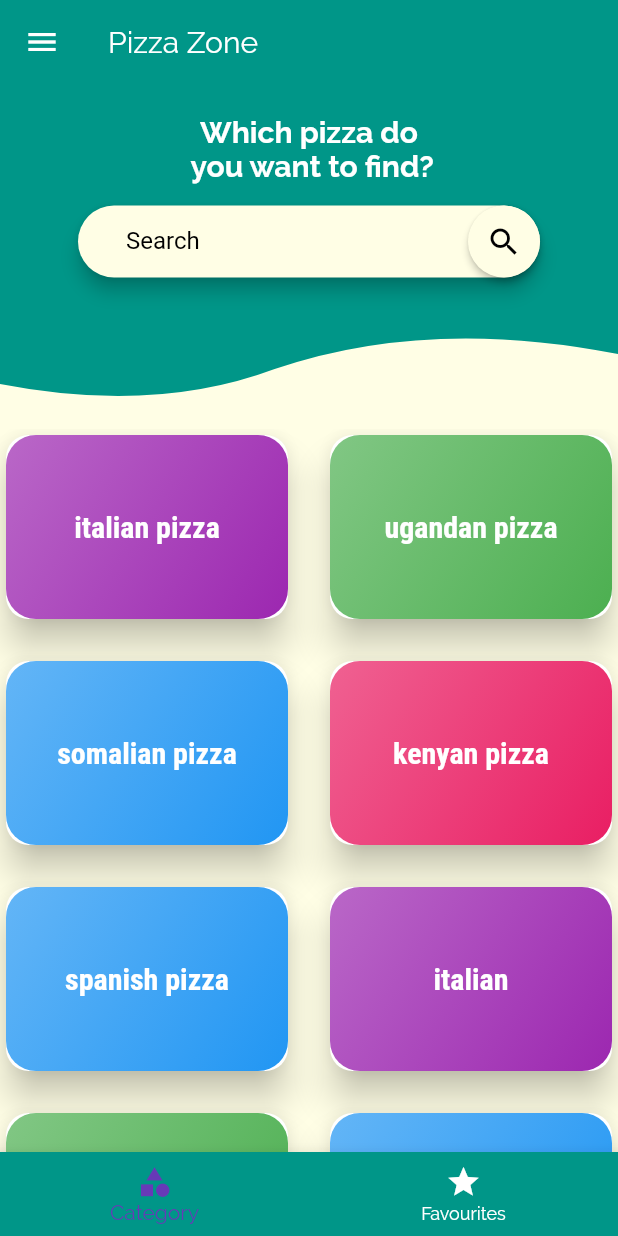
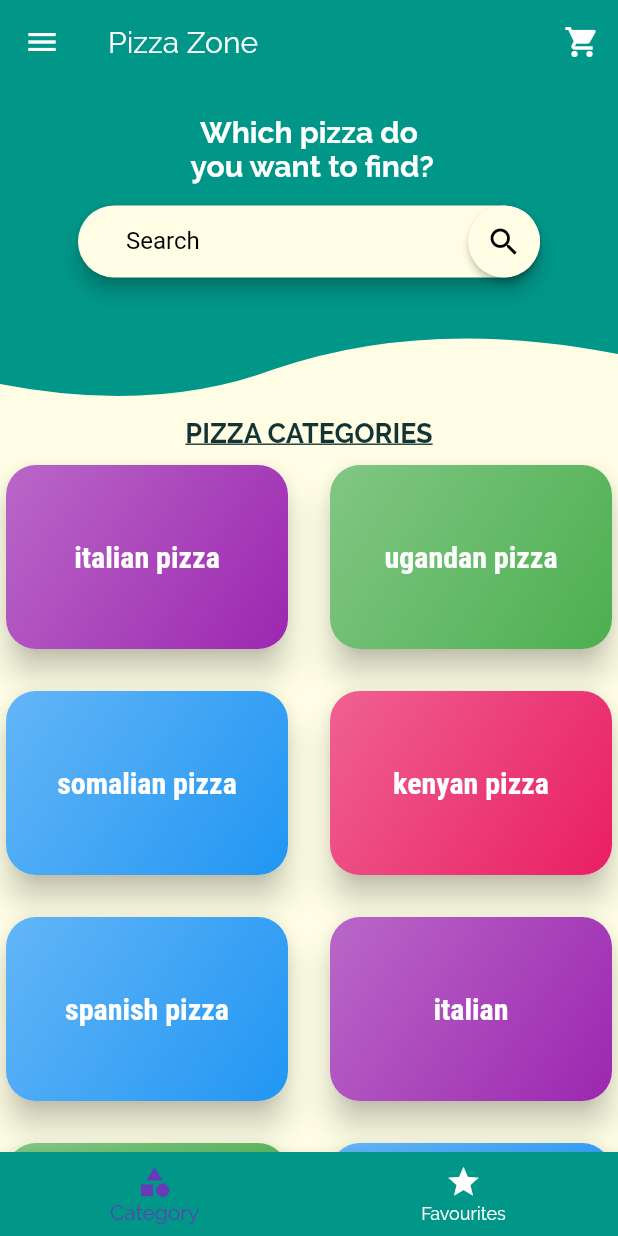
Before and after one commit to shiduu/flutter-pizza-app-UI, a Flutter app: the screen it shows after launch, on a phone screen of 412 x 824 dp. Run offline on Flutter 3.47's test engine with Material 2 defaults, Android fonts, the phone set to English and light mode, and no system bars.

Commit message:
cat item commit

```diff
--- a/lib/screens/bottompart_cat.dart
+++ b/lib/screens/bottompart_cat.dart
@@ -6,7 +6,7 @@ class BottomPart extends StatelessWidget {
   @override
   Widget build(BuildContext context) {
     return Container(
-      padding: EdgeInsets.only(top: 230) ,
+      padding: EdgeInsets.only(top: 250) ,
 
       //padding: EdgeInsets.all(15),
       child: GridView(
--- a/lib/screens/categories_screen.dart
+++ b/lib/screens/categories_screen.dart
@@ -12,7 +12,7 @@ class CategoriesScreens extends StatelessWidget {
        body: Stack(
          children: <Widget>[
            TopPart(),
-          BottomPart()
+           BottomPart()
          ],
        )
 
--- a/lib/screens/tabs_screen.dart
+++ b/lib/screens/tabs_screen.dart
@@ -45,6 +45,13 @@ class _TabsScreenState extends State<TabsScreen> {
           elevation: 0,
 
           title: Text(_pages[_selectedPageIndex]['title']),
+
+          actions: <Widget>[
+            IconButton(icon: Icon(
+              Icons.shopping_cart,
+              color: Colors.white
+            ), onPressed: null)
+          ],
 
           // bottom: TabBar(tabs: <Widget>[
 
--- a/lib/screens/toppart_cat.dart
+++ b/lib/screens/toppart_cat.dart
@@ -1,4 +1,3 @@
-
 import 'package:flutter/material.dart';
 import 'package:meals/screens/categories_screen.dart';
 import 'package:meals/widgets/customer_clipper.dart';
@@ -6,7 +5,9 @@ import 'package:meals/widgets/customer_clipper.dart';
 class TopPart extends StatelessWidget {
   @override
   Widget build(BuildContext context) {
-    return Stack(
+    return Column(
+      children: <Widget>[
+        Stack(
           children: <Widget>[
             ClipPath(
               clipper: CustomeCliper(),
@@ -34,11 +35,9 @@ class TopPart extends StatelessWidget {
                         padding: EdgeInsets.symmetric(horizontal: 32),
                         child: Material(
                           elevation: 5,
-                              borderRadius:
-                                  BorderRadius.all(Radius.circular(30)),
+                          borderRadius: BorderRadius.all(Radius.circular(30)),
                           child: TextField(
-                                controller:
-                                    TextEditingController(text: 'Search'),
+                            controller: TextEditingController(text: 'Search'),
                             style: dropDownMenuItemStyle,
                             cursorColor: Color(0xFFF3791A),
                             decoration: InputDecoration(
@@ -54,8 +53,8 @@ class TopPart extends StatelessWidget {
                                   onTap: () {
                                     //Navigator.push(context, MaterialPageRoute(builder: (context)=> FlightListScreen()));
                                   },
-                                      child: Icon(Icons.search,
-                                          color: Colors.black),
+                                  child:
+                                      Icon(Icons.search, color: Colors.black),
                                 ),
                               ),
                             ),
@@ -68,7 +67,20 @@ class TopPart extends StatelessWidget {
               ),
             ),
           ],
-
+        ),
+        // SizedBox(height: 2),
+        Padding(
+          padding: const EdgeInsets.all(2.0),
+          child: Text(
+            'PIZZA CATEGORIES',
+            style: TextStyle(
+              fontWeight: FontWeight.bold,
+              fontSize: 18,
+              decoration: TextDecoration.underline
+              ),
+          ),
+        ),
+      ],
     );
   }
 }
--- a/lib/widgets/category_item.dart
+++ b/lib/widgets/category_item.dart
@@ -1,5 +1,4 @@
 import 'package:flutter/material.dart';
-import '../screens/categories_screen.dart';
 
 import '../screens/categories_meal_screen.dart';
 
@@ -26,10 +25,10 @@ class CategoryItem extends StatelessWidget {
 
       child: Card(
         shape: RoundedRectangleBorder(
-          borderRadius: BorderRadius.circular(15)
+          borderRadius: BorderRadius.circular(20)
 
         ),
-        elevation: 10,
+        elevation: 9,
           child: Container(
           padding: const EdgeInsets.all(15),
           child: Center(
```
Lines whose indentation alone changed are shown as unchanged.
